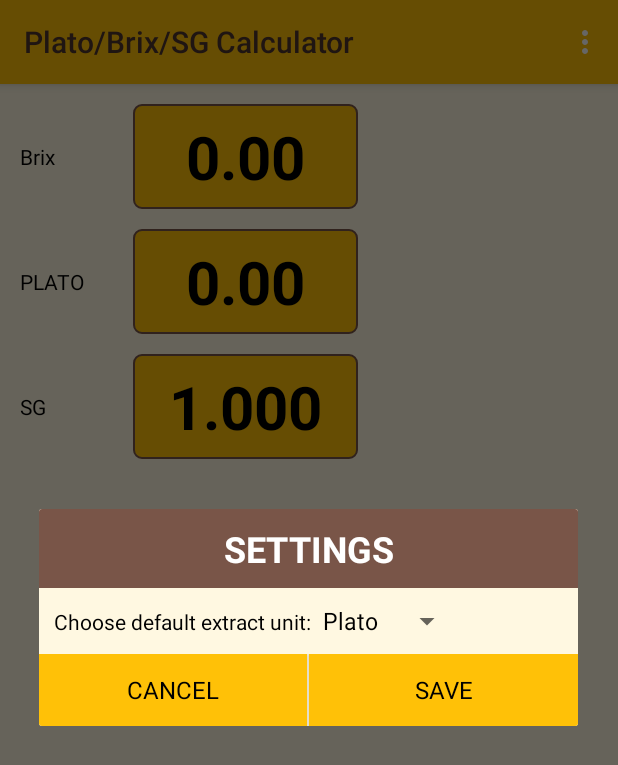
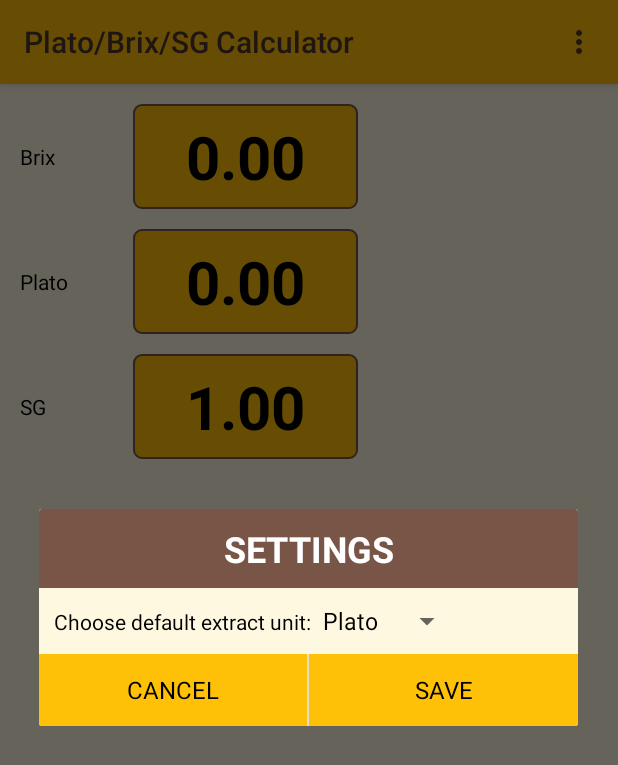
Before and after one commit to dzazder/brewing-calculator, an Android app: the fragment FragmentSgPlato placed in its activity, in the options menu, after a tap on "Settings", on a phone screen of 412 x 824 dp. Shown: the top 765 px of the screen. Run offline under Robolectric (Android 15) with nearby library versions, the phone set to English and light mode, and no system bars.

Commit message:
move strings to xml

```diff
--- a/app/src/main/java/dev/lampart/bartosz/brewingcalculator/MainActivity.java
+++ b/app/src/main/java/dev/lampart/bartosz/brewingcalculator/MainActivity.java
@@ -18,13 +18,16 @@ import android.view.MenuInflater;
 import android.view.MenuItem;
 import android.view.View;
 import android.view.Window;
+import android.widget.ArrayAdapter;
 import android.widget.Button;
+import android.widget.Spinner;
 import android.widget.Toast;
 
 import org.xml.sax.DTDHandler;
 
 import dev.lampart.bartosz.brewingcalculator.dbfile.FileDB;
 import dev.lampart.bartosz.brewingcalculator.dicts.DictFragment;
+import dev.lampart.bartosz.brewingcalculator.dicts.ExtractUnit;
 import dev.lampart.bartosz.brewingcalculator.fragments.FragmentAlcohol;
 import dev.lampart.bartosz.brewingcalculator.fragments.FragmentHome;
 import dev.lampart.bartosz.brewingcalculator.fragments.FragmentSgPlato;
@@ -75,13 +78,19 @@ public class MainActivity extends AppCompatActivity {
 
         super.onOptionsItemSelected(item);
         View dialogview = getLayoutInflater().inflate(R.layout.dialog_settings, null);
+        final Spinner spDefaultExtractUnit = (Spinner)dialogview.findViewById(R.id.spinner_choose_default_extract_unit);
 
         switch(item.getItemId()) {
             case R.id.menu_item_settings:
 
-                if (alertDialog == null || !alertDialog.isShowing()) {
+                //if (alertDialog == null || !alertDialog.isShowing()) {
                     alertDialog = new AlertDialog.Builder(this).create(); //Read Update
                     alertDialog.setView(dialogview);
+                    ArrayAdapter<CharSequence> adapter = ArrayAdapter.createFromResource(this, R.array.extract_units,
+                            android.R.layout.simple_spinner_item);
+
+                    int spinnerPosition = adapter.getPosition(AppConfiguration.getInstance().defaultExtractUnit.toString());
+                    spDefaultExtractUnit.setSelection(spinnerPosition);
 
                     Button btnSettingsCancel = (Button)dialogview.findViewById(R.id.btn_settings_cancel);
                     btnSettingsCancel.setOnClickListener(new View.OnClickListener() {
@@ -95,12 +104,15 @@ public class MainActivity extends AppCompatActivity {
                     btnSettingsSave.setOnClickListener(new View.OnClickListener() {
                         @Override
                         public void onClick(View view) {
+                            ExtractUnit selectedUnit = ExtractUnit.valueOf(spDefaultExtractUnit.getSelectedItem().toString());
+                            FileDB.saveDefaultUnit(selectedUnit, getApplicationContext());
+                            AppConfiguration.getInstance().defaultExtractUnit = selectedUnit;
                             alertDialog.hide();
                         }
                     });
 
                     alertDialog.show();
-                }
+                //}
                 break;
             default:
                 onBackPressed();
--- a/app/src/main/java/dev/lampart/bartosz/brewingcalculator/dbfile/FileDB.java
+++ b/app/src/main/java/dev/lampart/bartosz/brewingcalculator/dbfile/FileDB.java
@@ -32,6 +32,7 @@ public class FileDB {
     }
 
     public static ExtractUnit getDefaultExtractUnit(Context context) {
+        Log.d("CFG", "Read configuration default extract unit");
         ExtractUnit defUnit = ExtractUnit.Plato;
 
         try {
@@ -53,6 +54,7 @@ public class FileDB {
             Log.e("Read db", "File read failed" + e.toString());
         }
 
+        Log.d("CFG", "Default unit is: " + defUnit.toString());
         return defUnit;
     }
 }
--- a/app/src/main/res/layout/fragment_home.xml
+++ b/app/src/main/res/layout/fragment_home.xml
@@ -12,7 +12,7 @@
         android:layout_centerInParent="true"
         android:textColor="@color/colorAccent"
         android:textSize="24sp"
-        android:text="Brewing Calculator"/>
+        android:text="@string/app_name_formatted"/>
 
     <LinearLayout
         android:layout_width="match_parent"
@@ -28,6 +28,10 @@
             android:clickable="true"
             style="@style/StyleButton" />
 
+        <View android:layout_height="1dp"
+            android:layout_width="match_parent"
+            android:background="@color/colorPrimaryLight"></View>
+
         <Button
             android:id="@+id/btn_fragment_alcohol"
             android:layout_width="match_parent"
--- a/app/src/main/res/layout/fragment_sg_plato.xml
+++ b/app/src/main/res/layout/fragment_sg_plato.xml
@@ -26,13 +26,13 @@
                     android:layout_height="wrap_content"
                     android:layout_gravity="center"
                     android:width="75dp"
-                    android:text="Brix"/>
+                    android:text="@string/brix"/>
                 <EditText
                     android:layout_width="wrap_content"
                     android:layout_height="wrap_content"
                     android:id="@+id/txt_calc_brix"
                     android:background="@drawable/calc_field"
-                    android:text="0.00"
+                    android:text="@string/zero_value"
                     style="@style/StyleEditText_CalcField"/>
             </LinearLayout>
 
@@ -46,13 +46,13 @@
                     android:layout_height="wrap_content"
                     android:layout_gravity="center"
                     android:width="75dp"
-                    android:text="PLATO"/>
+                    android:text="@string/plato"/>
                 <EditText
                     android:layout_width="wrap_content"
                     android:layout_height="wrap_content"
                     android:id="@+id/txt_calc_plato"
                     android:background="@drawable/calc_field"
-                    android:text="0.00"
+                    android:text="@string/zero_value"
                     style="@style/StyleEditText_CalcField"/>
             </LinearLayout>
 
@@ -66,13 +66,13 @@
                     android:layout_height="wrap_content"
                     android:layout_gravity="center_vertical"
                     android:width="75dp"
-                    android:text="SG"/>
+                    android:text="@string/sg"/>
                 <EditText
                     android:layout_width="wrap_content"
                     android:layout_height="wrap_content"
                     android:id="@+id/txt_calc_og"
                     android:background="@drawable/calc_field"
-                    android:text="1.000"
+                    android:text="@string/one_value"
                     style="@style/StyleEditText_CalcField"/>
             </LinearLayout>
         </LinearLayout>
--- a/app/src/main/res/values/strings.xml
+++ b/app/src/main/res/values/strings.xml
@@ -2,7 +2,7 @@
     <string name="app_name">BrewingCalculator</string>
 
     <!-- TODO: Remove or change this placeholder text -->
-    <string name="hello_blank_fragment">Hello blank fragment</string>
+    <string name="app_name_formatted">Brewing Calculator</string>
 
     <string name="extract_conversion_calculator">Plato/Brix/SG Conversion Calculator</string>
 
@@ -14,4 +14,17 @@
     <string name="choose_default_extract_unit">Choose default extract unit: </string>
     <string name="cancel">Cancel</string>
     <string name="save">Save</string>
+    <string name="brix">Brix</string>
+    <string name="sg">SG</string>
+    <string name="plato">Plato</string>
+    <string name="zero_value">0.00</string>
+    <string name="one_value">1.00</string>
+
+    <string name="lbl_alcohol">Alcohol</string>
+    <string name="lbl_attenuation">Attenuation</string>
+    <string name="lbl_after_fermentation">After fermentation</string>
+    <string name="lbl_before_fermentation">Before fermentation</string>
+    <string name="lbl_use_refractometer">Use refractometer</string>
+    <string name="lbl_wort_correction_factor">Wort correction factor</string>
+    <string name="lbl_wort_correction_factor_default_value">1.04</string>
 </resources>
--- a/app/src/main/res/values/styles.xml
+++ b/app/src/main/res/values/styles.xml
@@ -9,11 +9,11 @@
         <item name="android:textColor">@color/black</item>
         <item name="actionBarStyle">@style/MyActionBar</item>
         <item name="android:popupMenuStyle">@style/PopupMenuListView</item>
+        <item name="android:actionOverflowButtonStyle">@style/OverflowButton</item>
     </style>
 
     <style name="MyActionBar" parent="@style/Widget.AppCompat.ActionBar.Solid">
         <item name="titleTextStyle">@style/MyTitleTextStyle</item>
-        <item name="android:actionOverflowButtonStyle">@style/OverflowButton</item>
         <item name="android:popupMenuStyle">@style/PopupMenuListView</item>
     </style>
 
@@ -22,11 +22,11 @@
     </style>
 
     <style name="OverflowButton" parent="@style/Widget.AppCompat.ActionButton.Overflow">
-        <item name="android:color">@color/colorAccent</item>
+        <item name="android:src">@drawable/ic_overflow_menu</item>
     </style>
 
     <!-- OverFlow menu Styles -->
-    <style name="PopupMenuListView" parent="@style/Widget.AppCompat.Light.ListView.DropDown">
+    <style name="PopupMenuListView" parent="@style/Widget.AppCompat.Light.ListPopupWindow">
         <item name="android:divider">@color/colorAccent</item>
         <item name="android:dividerHeight">1dp</item>
         <item name="android:popupBackground">@color/colorPrimary</item>
```
Also changed, not shown: app/src/main/java/dev/lampart/bartosz/brewingcalculator/fragments/FragmentAlcohol.java (+9 -0 lines), app/src/main/res/layout/fragment_alcohol.xml (+7 -7 lines), app/src/main/res/drawable-hdpi/ic_overflow_menu.png (added), app/src/main/res/drawable-mdpi/ic_overflow_menu.png (added), app/src/main/res/drawable-xhdpi/ic_overflow_menu.png (added), app/src/main/res/drawable-xxhdpi/ic_overflow_menu.png (added), app/src/main/res/drawable-xxxhdpi/ic_overflow_menu.png (added).
